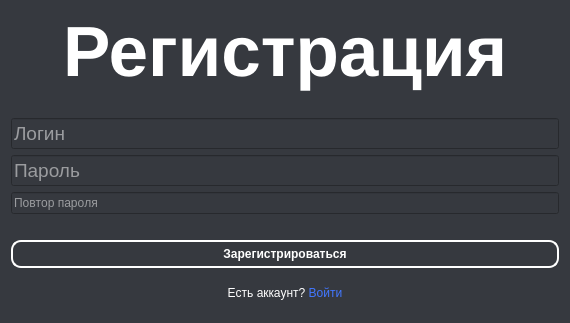
Above: interfaces/registration_form.ui from ArtShibaev/Bugtracker before the change. Below: the same form after it.
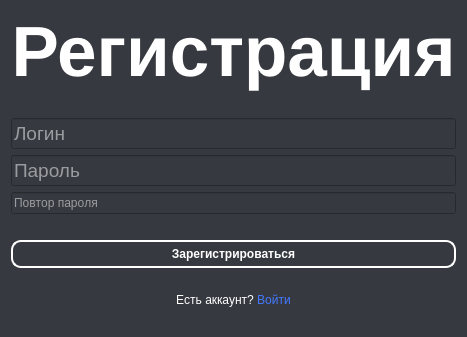
That is the form after the change.

Commit message: Подправлены интерфейсы

Diff of the .ui file:
```diff
--- a/interfaces/registration_form.ui
+++ b/interfaces/registration_form.ui
@@ -6,8 +6,8 @@
    <rect>
     <x>0</x>
     <y>0</y>
-    <width>570</width>
-    <height>323</height>
+    <width>438</width>
+    <height>337</height>
    </rect>
   </property>
   <property name="maximumSize">
```
Left out of the diff: 2 changed lines with no effect on the pictures. The commit also changes 1 other file.
